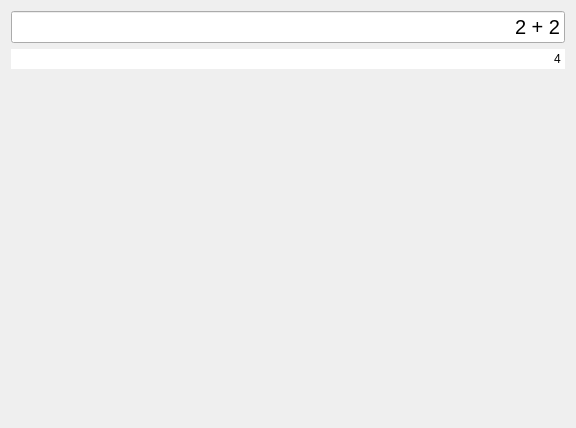
Before: the Qt Designer form MainWindow.ui in paglian/QSimpleCalc, drawn with Qt 5.
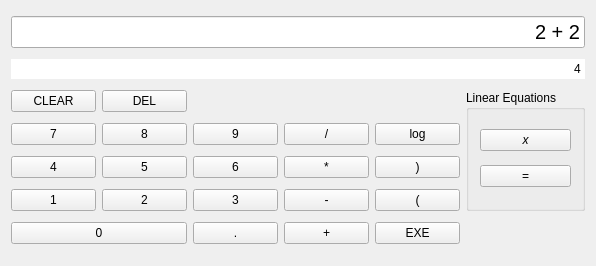
After: the same form once the commit is applied.

Commit message: Added buttons to the main window

Patch:
```diff
--- a/MainWindow.ui
+++ b/MainWindow.ui
@@ -6,8 +6,8 @@
    <rect>
     <x>0</x>
     <y>0</y>
-    <width>576</width>
-    <height>428</height>
+    <width>596</width>
+    <height>266</height>
    </rect>
   </property>
   <property name="windowTitle">
@@ -15,21 +15,36 @@
   </property>
   <widget class="QWidget" name="centralWidget">
    <layout class="QGridLayout" name="gridLayout">
-    <item row="3" column="0">
-     <spacer name="verticalSpacer">
-      <property name="orientation">
-       <enum>Qt::Vertical</enum>
+    <item row="5" column="0">
+     <widget class="QPushButton" name="n7Button">
+      <property name="text">
+       <string>7</string>
       </property>
-      <property name="sizeHint" stdset="0">
-       <size>
-        <width>20</width>
-        <height>40</height>
-       </size>
+     </widget>
+    </item>
+    <item row="8" column="2">
+     <widget class="QPushButton" name="dotButton">
+      <property name="text">
+       <string>.</string>
       </property>
-     </spacer>
+     </widget>
     </item>
-    <item row="1" column="0">
-     <widget class="QLineEdit" name="lineEdit">
+    <item row="5" column="3">
+     <widget class="QPushButton" name="divButton">
+      <property name="text">
+       <string>/</string>
+      </property>
+     </widget>
+    </item>
+    <item row="7" column="2">
+     <widget class="QPushButton" name="n3Button">
+      <property name="text">
+       <string>3</string>
+      </property>
+     </widget>
+    </item>
+    <item row="1" column="0" colspan="6">
+     <widget class="QLineEdit" name="expText">
       <property name="font">
        <font>
         <pointsize>15</pointsize>
@@ -43,8 +58,64 @@
       </property>
      </widget>
     </item>
-    <item row="2" column="0">
-     <widget class="QLineEdit" name="lineEdit_2">
+    <item row="6" column="1">
+     <widget class="QPushButton" name="n5Button">
+      <property name="text">
+       <string>5</string>
+      </property>
+     </widget>
+    </item>
+    <item row="5" column="1">
+     <widget class="QPushButton" name="n8Button">
+      <property name="text">
+       <string>8</string>
+      </property>
+     </widget>
+    </item>
+    <item row="7" column="1">
+     <widget class="QPushButton" name="n2Button">
+      <property name="text">
+       <string>2</string>
+      </property>
+     </widget>
+    </item>
+    <item row="8" column="3">
+     <widget class="QPushButton" name="addButton">
+      <property name="text">
+       <string>+</string>
+      </property>
+     </widget>
+    </item>
+    <item row="6" column="4">
+     <widget class="QPushButton" name="closeParButton">
+      <property name="text">
+       <string>)</string>
+      </property>
+     </widget>
+    </item>
+    <item row="7" column="0">
+     <widget class="QPushButton" name="n1Button">
+      <property name="text">
+       <string>1</string>
+      </property>
+     </widget>
+    </item>
+    <item row="6" column="3">
+     <widget class="QPushButton" name="multButton">
+      <property name="text">
+       <string>*</string>
+      </property>
+     </widget>
+    </item>
+    <item row="8" column="0" colspan="2">
+     <widget class="QPushButton" name="n0Button">
+      <property name="text">
+       <string>0</string>
+      </property>
+     </widget>
+    </item>
+    <item row="2" column="0" colspan="6">
+     <widget class="QLineEdit" name="resultText">
       <property name="enabled">
        <bool>true</bool>
       </property>
@@ -62,6 +133,97 @@
       </property>
      </widget>
     </item>
+    <item row="6" column="0">
+     <widget class="QPushButton" name="n4Button">
+      <property name="text">
+       <string>4</string>
+      </property>
+     </widget>
+    </item>
+    <item row="5" column="4">
+     <widget class="QPushButton" name="logButton">
+      <property name="text">
+       <string>log</string>
+      </property>
+     </widget>
+    </item>
+    <item row="5" column="2">
+     <widget class="QPushButton" name="n9Button">
+      <property name="text">
+       <string>9</string>
+      </property>
+     </widget>
+    </item>
+    <item row="8" column="4">
+     <widget class="QPushButton" name="exeButton">
+      <property name="text">
+       <string>EXE</string>
+      </property>
+     </widget>
+    </item>
+    <item row="7" column="3">
+     <widget class="QPushButton" name="subsButton">
+      <property name="text">
+       <string>-</string>
+      </property>
+     </widget>
+    </item>
+    <item row="7" column="4">
+     <widget class="QPushButton" name="openParButton">
+      <property name="text">
+       <string>(</string>
+      </property>
+     </widget>
+    </item>
+    <item row="6" column="2">
+     <widget class="QPushButton" name="n6Button">
+      <property name="text">
+       <string>6</string>
+      </property>
+     </widget>
+    </item>
+    <item row="4" column="0">
+     <widget class="QPushButton" name="clButton">
+      <property name="text">
+       <string>CLEAR</string>
+      </property>
+     </widget>
+    </item>
+    <item row="4" column="1">
+     <widget class="QPushButton" name="delButton">
+      <property name="text">
+       <string>DEL</string>
+      </property>
+     </widget>
+    </item>
+    <item row="4" column="5" rowspan="4">
+     <widget class="QGroupBox" name="linearEqBox">
+      <property name="title">
+       <string>Linear Equations</string>
+      </property>
+      <layout class="QGridLayout" name="gridLayout_2">
+       <item row="2" column="0">
+        <widget class="QPushButton" name="eqButton">
+         <property name="text">
+          <string>=</string>
+         </property>
+        </widget>
+       </item>
+       <item row="1" column="0">
+        <widget class="QPushButton" name="xButton">
+         <property name="font">
+          <font>
+           <italic>true</italic>
+          </font>
+         </property>
+         <property name="text">
+          <string>x</string>
+         </property>
+        </widget>
+       </item>
+      </layout>
+     </widget>
+    </item>
    </layout>
   </widget>
  </widget>
```
